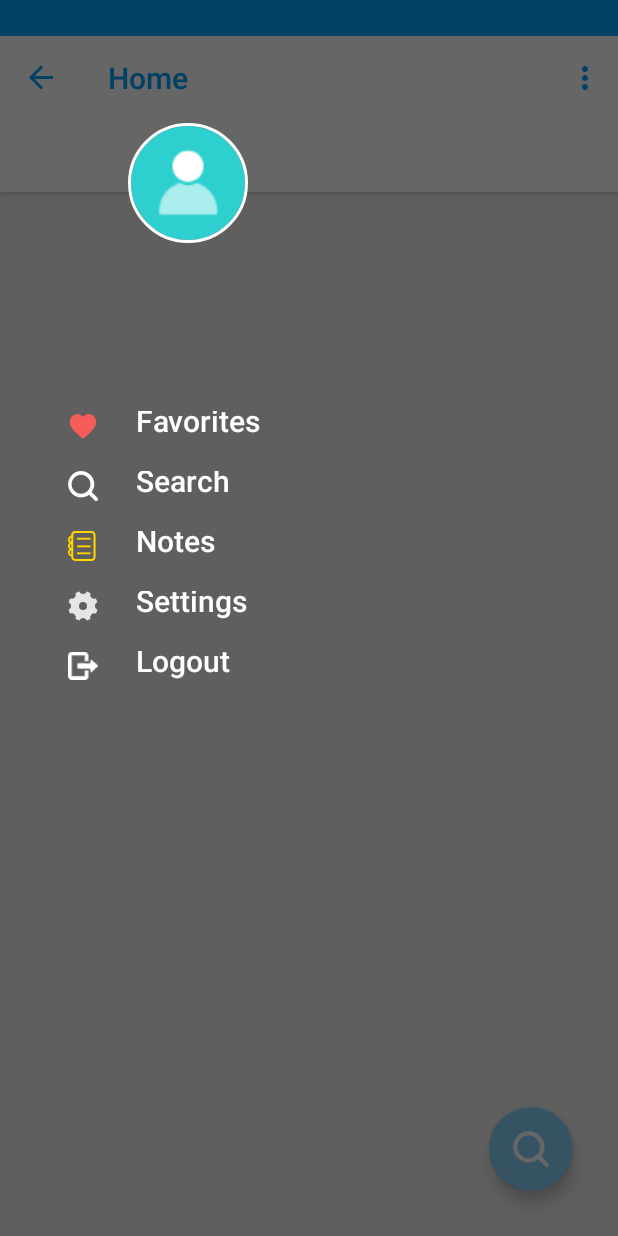
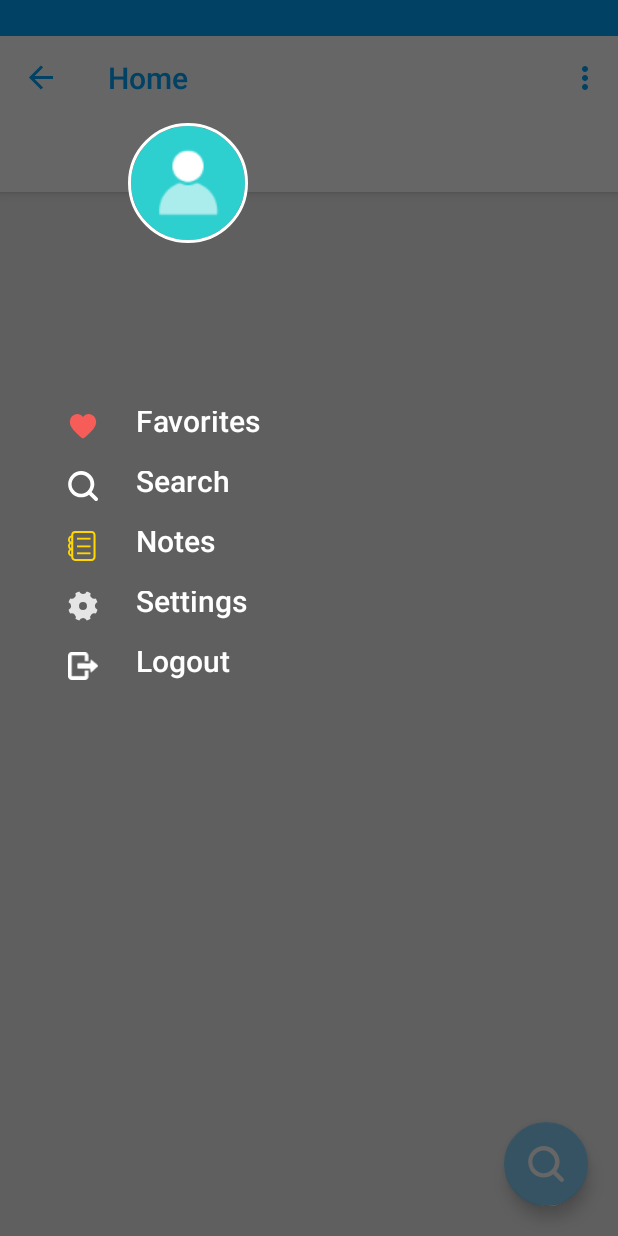
Before and after one commit to WenWeiTHU/Academeet, an Android app: the UserHomeActivity screen opened directly, with no data from a screen before it, with the side drawer open, on a phone screen of 412 x 824 dp. Run offline under Robolectric (Android 15) with nearby library versions, the phone set to English and light mode, and no system bars; our stand-ins replace ButterKnife, CircleImageView; libraries missing offline, so code that uses them is left out: com.alibaba.fastjson; pictures from the network do not load; 9 statements that could not run were skipped.

Commit message:
last commit

```diff
--- a/android/Academeet/app/src/main/res/drawable/ic_search.xml
+++ b/android/Academeet/app/src/main/res/drawable/ic_search.xml
@@ -1,6 +1,6 @@
 <vector xmlns:android="http://schemas.android.com/apk/res/android"
-    android:width="20dp"
-    android:height="20dp"
+    android:width="10dp"
+    android:height="10dp"
     android:viewportWidth="1024"
     android:viewportHeight="1024">
   <path
--- a/android/Academeet/app/src/main/res/layout/activity_show_note.xml
+++ b/android/Academeet/app/src/main/res/layout/activity_show_note.xml
@@ -16,6 +16,7 @@
             android:layout_height="?attr/actionBarSize"
             android:background="@color/white"
             app:titleTextColor="@color/colorPrimary"
+            app:theme="@style/ToolbarTheme"
             app:popupTheme="@style/AppTheme.PopupOverlay"/>
 
     </com.google.android.material.appbar.AppBarLayout>
--- a/android/Academeet/app/src/main/res/layout/activity_user_home.xml
+++ b/android/Academeet/app/src/main/res/layout/activity_user_home.xml
@@ -4,7 +4,7 @@
     android:layout_width="match_parent"
     android:layout_height="match_parent"
     android:id="@+id/user_home_drawer_layout"
-    android:background="@color/colorRem">
+    android:background="@color/home_menu_item">
 
     <!-- 主页内容 -->
     <FrameLayout
@@ -18,7 +18,7 @@
             android:layout_width="wrap_content"
             android:layout_height="wrap_content"
             android:layout_gravity="bottom|end"
-            android:layout_margin="30dp"
+            android:layout_margin="20dp"
             android:src="@drawable/ic_search" />
     </FrameLayout>
 
--- a/android/Academeet/app/src/main/res/layout/content_note.xml
+++ b/android/Academeet/app/src/main/res/layout/content_note.xml
@@ -29,7 +29,7 @@
             android:textColor="@color/gray"
             android:layout_marginLeft="15dp"
             android:id="@+id/show_note_word_count"
-            android:text="Words: 28"/>
+            android:text="Words: 0"/>
 
         <TextView
             android:layout_marginHorizontal="20dp"
@@ -39,7 +39,7 @@
             android:layout_height="match_parent"
             android:id="@+id/textview_show_note"
             android:visibility="visible"
-            android:text="test"
+            android:text="None"
             android:textColor="@color/black"
             android:layout_gravity="center_horizontal"
             android:textSize="20sp"
--- a/android/Academeet/app/src/main/res/layout/content_user_home.xml
+++ b/android/Academeet/app/src/main/res/layout/content_user_home.xml
@@ -50,4 +50,6 @@
         app:layout_behavior="@string/appbar_scrolling_view_behavior"
         android:background="@color/home_menu_item"
         />
+
+
 </LinearLayout>
--- a/android/Academeet/app/src/main/res/layout/fragment_conference_list.xml
+++ b/android/Academeet/app/src/main/res/layout/fragment_conference_list.xml
@@ -11,6 +11,8 @@
         android:layout_width="match_parent"
         android:layout_height="match_parent"
         android:id="@+id/conference_list"
+        android:clipToPadding="false"
+        android:paddingBottom="40dp"
         android:scrollbars="vertical"
         />
 
--- a/android/Academeet/app/src/main/res/values/strings.xml
+++ b/android/Academeet/app/src/main/res/values/strings.xml
@@ -58,8 +58,8 @@
     <string name="bind_successful">Bind activity and service successfully</string>
     <string name="disconnect_successful">Disconnect activity and service successfully</string>
     <string name="user_guide">"User Guide:"
-        "Academeet is an application serving academic conferences, developed by THSS. The part you are looking at now is the notes part of the application. Click the New  button in the lower right corner, you can create a new note. When notes are created, you can either edit them by click the note, or delete them by pressing the note. The data is stored in the server, so you don't need to worry about the data loss caused by replacing the phone."
-"On the main interface of the application, you can view the content of the conference within one week before or after the current date. In the options in the upper right corner, you can change the current date. Alternatively, you can click the search button in the lower right corner to search for the conference you want to view based on the conference name, organizer, and host as keywords. You can add the conference to the collection, or add the conference to the remainder and export to the calendar."
-"Each conference has a chat room, where you can discuss the contents of the conference with other participants. Since the chat history is stored on the server, you can also view the history of the chat."
-"Each conference consists of several sessions. Each session has several papers, you can download the pdf of paper directly from the app. And you can also make comments on the session."</string>
+        \n\t"Academeet is an application serving academic conferences, developed by THSS.\n\t The part you are looking at now is the notes part of the application.\n\t Click the New button in the lower right corner, you can create a new note. When notes are created, you can either edit them by click the note, or delete them by pressing the note. \n\t The data is stored in the server, so you don't need to worry about the data loss caused by replacing the phone."
+"On the main interface of the application, you can view the content of the conference within one week before or after the current date. \n\tIn the options in the upper right corner, you can change the current date. Alternatively, you can click the search button in the lower right corner to search for the conference you want to view based on the conference name, organizer, and host as keywords. \n\tYou can add the conference to the favorites, or add the conference to the reminder(by swiping the conference item left) and export to the calendar."
+\n\t"Each conference has a chatting room, where you can discuss the contents of the conference with other participants. Since the chat history is stored on the server, you can also view the history of the messages."
+\n\t"Each conference consists of several sessions. Each session has several papers, you can download the pdf of paper directly from the app. And you can also make thumbs up or make comments on the session."</string>
 </resources>
```
